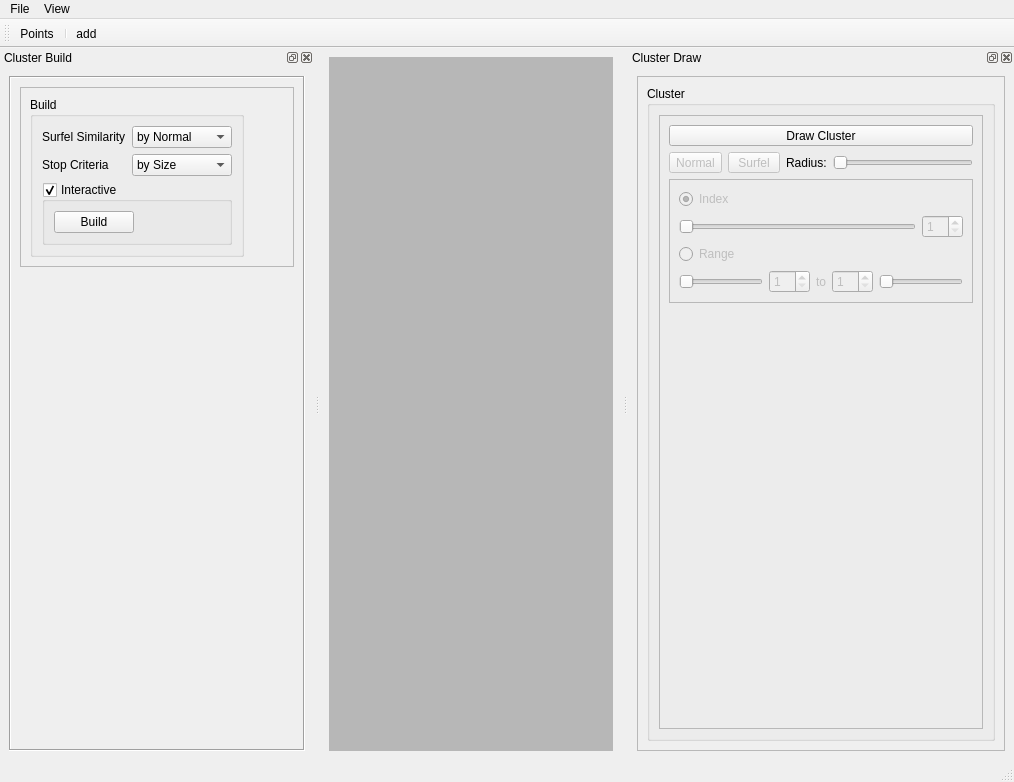
Above: lodpbr/Qt/UI/lodpbr.ui from duststorm/lodpbr before the change. Below: the same form after it.
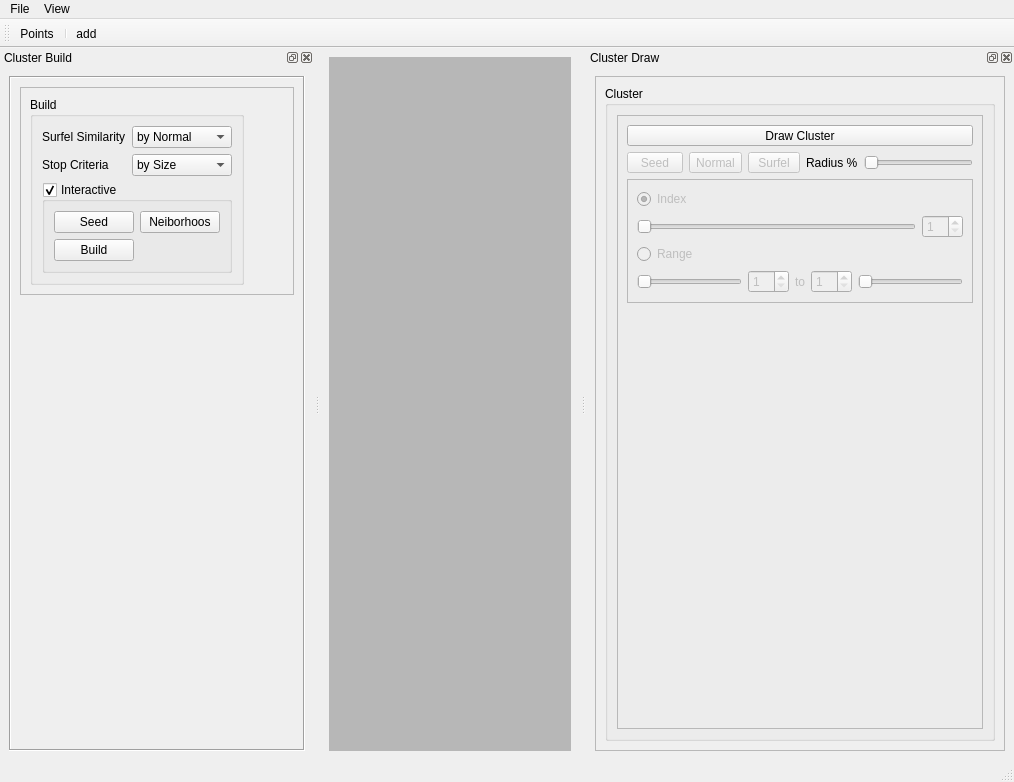
That is the form after the change.

The edit to the form file:
```diff
--- a/lodpbr/Qt/UI/lodpbr.ui
+++ b/lodpbr/Qt/UI/lodpbr.ui
@@ -86,7 +86,7 @@
    </property>
    <property name="minimumSize">
     <size>
-     <width>331</width>
+     <width>428</width>
      <height>705</height>
     </size>
    </property>
@@ -149,6 +149,19 @@
               </item>
               <item>
                <layout class="QHBoxLayout" name="horizontalLayout_13">
+                <item>
+                 <widget class="QToolButton" name="toolButtonClusterDrawSeed">
+                  <property name="enabled">
+                   <bool>false</bool>
+                  </property>
+                  <property name="text">
+                   <string>  Seed  </string>
+                  </property>
+                  <property name="checkable">
+                   <bool>true</bool>
+                  </property>
+                 </widget>
+                </item>
                 <item>
                  <widget class="QToolButton" name="toolButtonClusterDrawNormal">
                   <property name="enabled">
@@ -178,7 +191,7 @@
                 <item>
                  <widget class="QLabel" name="label_3">
                   <property name="text">
-                   <string>Radius:</string>
+                   <string>Radius %</string>
                   </property>
                  </widget>
                 </item>
@@ -187,6 +200,9 @@
                   <property name="enabled">
                    <bool>false</bool>
                   </property>
+                  <property name="maximum">
+                   <number>100</number>
+                  </property>
                   <property name="orientation">
                    <enum>Qt::Horizontal</enum>
                   </property>
@@ -196,6 +212,9 @@
                   <property name="invertedControls">
                    <bool>false</bool>
                   </property>
+                  <property name="tickPosition">
+                   <enum>QSlider::NoTicks</enum>
+                  </property>
                  </widget>
                 </item>
                </layout>
@@ -413,7 +432,7 @@
    <property name="minimumSize">
     <size>
      <width>309</width>
-     <height>295</height>
+     <height>363</height>
     </size>
    </property>
    <property name="maximumSize">
@@ -543,17 +562,28 @@
                 <property name="checkable">
                  <bool>true</bool>
                 </property>
-                <layout class="QFormLayout" name="formLayout">
-                 <property name="fieldGrowthPolicy">
-                  <enum>QFormLayout::AllNonFixedFieldsGrow</enum>
-                 </property>
+                <layout class="QGridLayout" name="gridLayout_3">
                  <item row="0" column="0">
+                  <widget class="QPushButton" name="pushButton">
+                   <property name="text">
+                    <string>Seed</string>
+                   </property>
+                  </widget>
+                 </item>
+                 <item row="2" column="0">
                   <widget class="QPushButton" name="pushButtonBuild">
                    <property name="text">
                     <string>Build</string>
                    </property>
                   </widget>
                  </item>
+                 <item row="0" column="1">
+                  <widget class="QPushButton" name="pushButton_2">
+                   <property name="text">
+                    <string>Neiborhoos</string>
+                   </property>
+                  </widget>
+                 </item>
                 </layout>
                </widget>
               </item>
```
Left out of the diff: 26 changed lines with no effect on the pictures.
